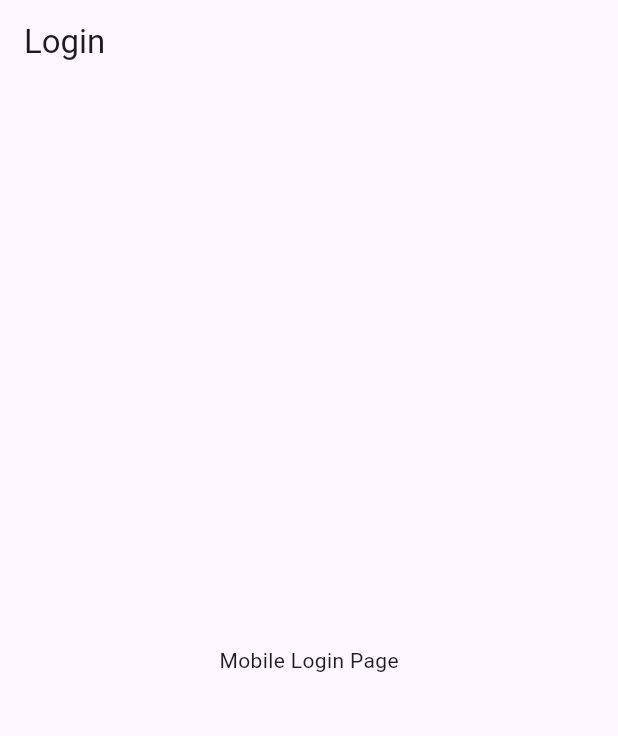
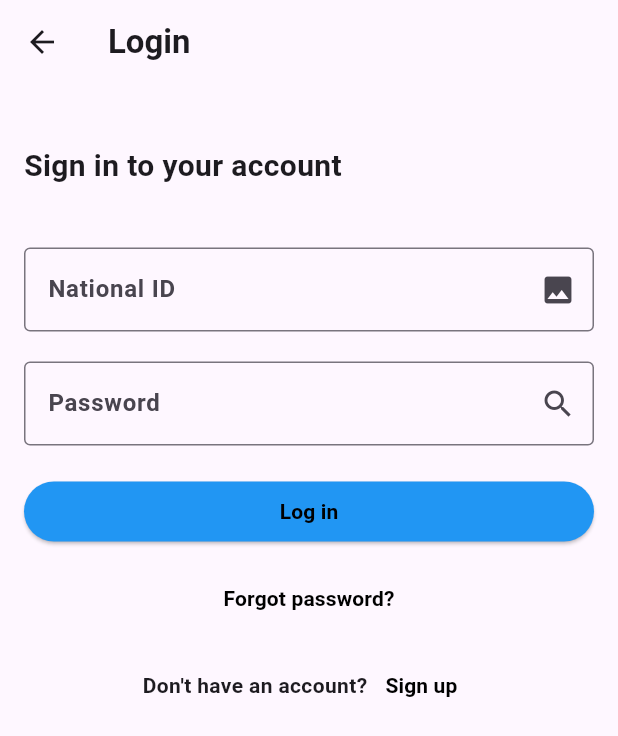
Before and after one commit to saadmajaly/Prescripto, a Flutter app: the screen it shows after launch, on a phone screen of 412 x 824 dp. Shown: the top 736 px of the screen. Run offline on Flutter 3.47's test engine with Material 3 defaults, Android fonts, the light colour scheme and no system bars; our stand-ins replace drift, drift_flutter; accounts and stored records are empty; generated files the repository leaves out were written again.

Commit message:
patient Login by abusaifain

```diff
--- a/lib/ui/patient/Login.dart
+++ b/lib/ui/patient/Login.dart
@@ -6,14 +6,164 @@ class Login extends StatefulWidget {
 }
 
 class _WebLoginPageState extends State<Login> {
+  final _formKey = GlobalKey<FormState>();
+  final _nationalIdController = TextEditingController();
+  final _passwordController = TextEditingController();
+
+  @override
+  void dispose() {
+    _nationalIdController.dispose();
+    _passwordController.dispose();
+    super.dispose();
+  }
+
+  void _onLogin() {
+    //  Implement your login logic here
+    if (_formKey.currentState!.validate()) {
+      // Perform login
+    }
+  }
+
   @override
   Widget build(BuildContext context) {
     return Scaffold(
+      // AppBar with a back button (optional)
       appBar: AppBar(
-        title: Text('Login'),
+        leading: IconButton(
+          icon: const Icon(Icons.arrow_back),
+          onPressed: () => Navigator.pop(context),
+        ),
+        title: const Text(
+          'Login',
+          style: TextStyle(fontWeight: FontWeight.bold),
+        ),
+        backgroundColor: Colors.transparent,
+        elevation: 0,
       ),
-      body: Center(
-        child: Text("Mobile Login Page"),
+      // Main content
+      body: SingleChildScrollView(
+        padding: const EdgeInsets.symmetric(horizontal: 16),
+        child: Form(
+          key: _formKey,
+          child: Column(
+            crossAxisAlignment: CrossAxisAlignment.start,
+            children: [
+              // Spacing at the top
+              const SizedBox(height: 40),
+              // Page Title
+              const Text(
+                'Sign in to your account',
+                style: TextStyle(
+                  fontSize: 20,
+                  fontWeight: FontWeight.bold,
+                ),
+              ),
+              const SizedBox(height: 40),
+              // National ID Field
+              TextFormField(
+                controller: _nationalIdController,
+                decoration: InputDecoration(
+                  labelText: 'National ID',
+                  labelStyle: const TextStyle(fontWeight: FontWeight.bold),
+                  suffixIcon: IconButton(
+                    icon: const Icon(Icons.image),
+                    onPressed: () {
+                      // Handle National ID image icon action if needed
+                    },
+                  ),
+                  border: const OutlineInputBorder(),
+                ),
+                validator: (value) {
+                  if (value == null || value.isEmpty) {
+                    return 'Please enter your National ID';
+                  }
+                  return null;
+                },
+              ),
+              const SizedBox(height: 20),
+              // Password Field
+              TextFormField(
+                controller: _passwordController,
+                decoration: InputDecoration(
+                  labelText: 'Password',
+                  labelStyle: const TextStyle(fontWeight: FontWeight.bold),
+                  suffixIcon: IconButton(
+                    icon: const Icon(Icons.search),
+                    onPressed: () {
+                      // You can implement password visibility toggle here
+                    },
+                  ),
+                  border: const OutlineInputBorder(),
+                ),
+                obscureText: true,
+                validator: (value) {
+                  if (value == null || value.isEmpty) {
+                    return 'Please enter your password';
+                  }
+                  return null;
+                },
+              ),
+              const SizedBox(height: 20),
+              // Login Button with a blue background
+              SizedBox(
+                width: double.infinity,
+                child: ElevatedButton(
+                  style: ElevatedButton.styleFrom(
+                    backgroundColor: Colors.blue, // Set the button color here
+                  ),
+                  onPressed: _onLogin,
+                  child: const Text(
+                    'Log in',
+                    style: TextStyle(
+                      fontWeight: FontWeight.bold,
+                      color: Colors.black,
+                    ),
+                  ),
+                ),
+              ),
+              const SizedBox(height: 10),
+         // Forgot Password
+Center(
+  child: TextButton(
+    onPressed: () {
+      // Handle "Forgot password?" action
+    },
+    child: const Text(
+      'Forgot password?',
+      style: TextStyle(
+        fontWeight: FontWeight.bold,
+        color: Color.fromARGB(255, 0, 0, 0), // Change color to blue or your desired color
+      ),
+    ),
+  ),
+),
+// Sign Up
+const SizedBox(height: 10),
+Row(
+  mainAxisAlignment: MainAxisAlignment.center,
+  children: [
+    const Text(
+      "Don't have an account?",
+      style: TextStyle(fontWeight: FontWeight.bold),
+    ),
+    TextButton(
+      onPressed: () {
+        // Handle "Sign up" navigation
+      },
+      child: const Text(
+        'Sign up',
+        style: TextStyle(
+          fontWeight: FontWeight.bold,
+          color: Color.fromARGB(255, 0, 0, 0), // Change color to blue or your desired color
+        ),
+      ),
+    ),
+  ],
+),
+const SizedBox(height: 40),
+            ],
+          ),
+        ),
       ),
     );
   }
```
Also changed, not shown: lib/main.dart (+8 -2 lines).
